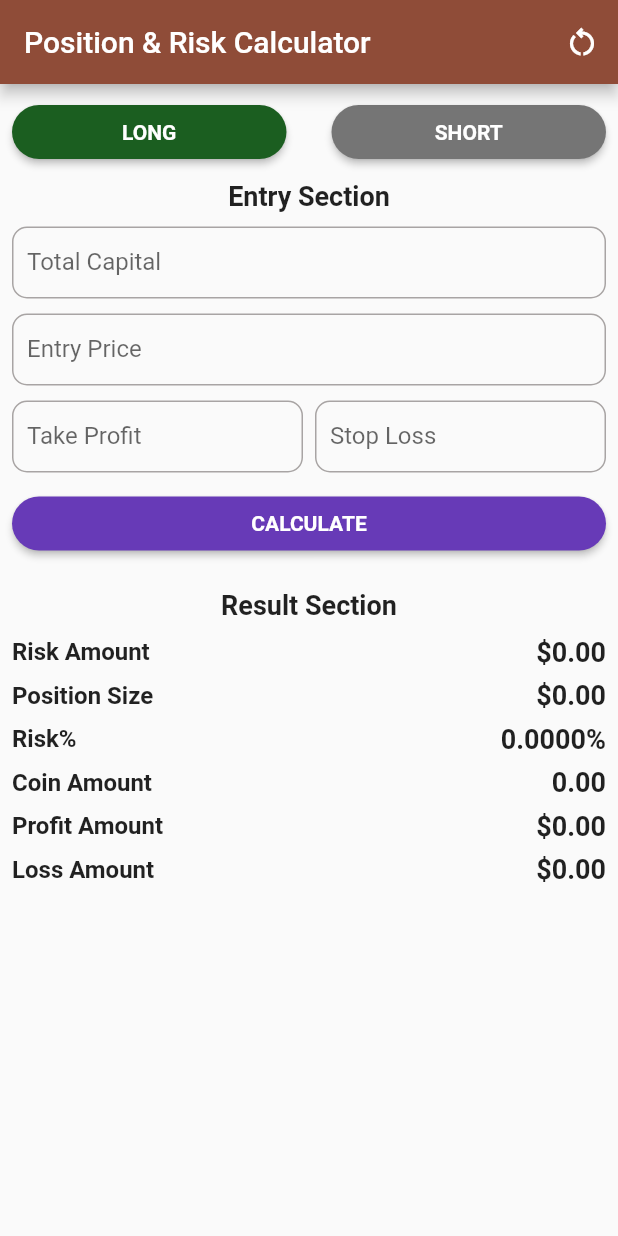
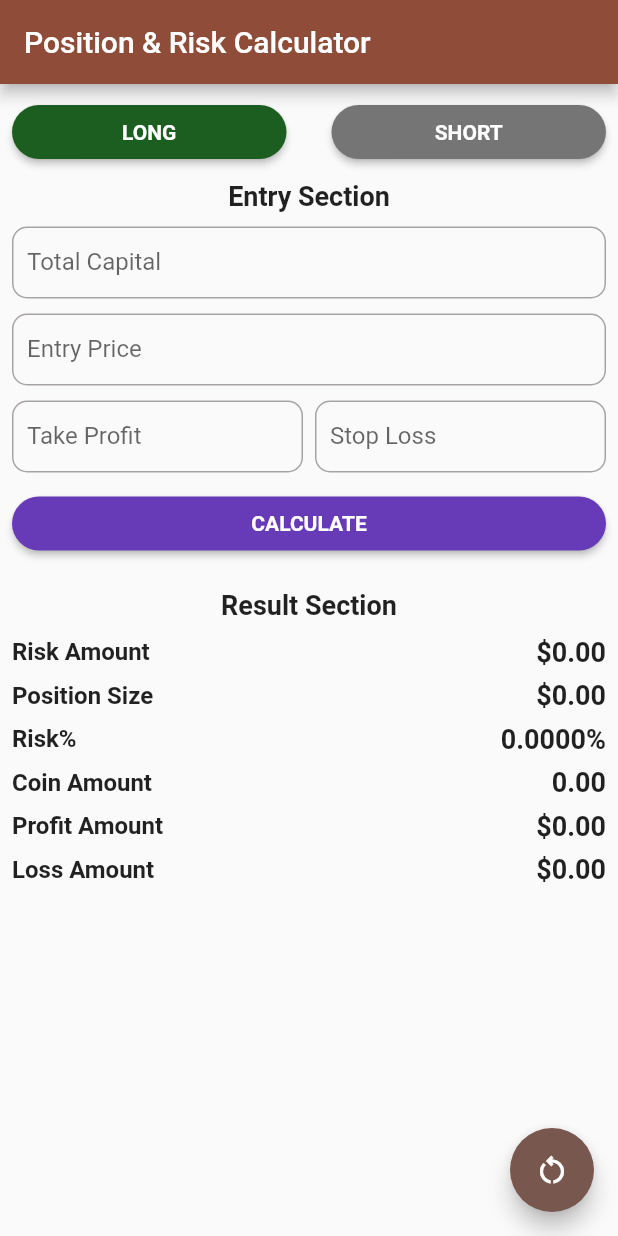
Before and after one commit to amidelu/position-calculator, a Flutter app: the screen it shows after launch, on a phone screen of 412 x 824 dp. Run offline on Flutter 3.47's test engine with Material 2 defaults, Android fonts, the light colour scheme and no system bars; our stand-ins replace get_storage.

Commit message:
floating button added

```diff
--- a/lib/dashboard.dart
+++ b/lib/dashboard.dart
@@ -77,12 +77,6 @@ class _DashboardState extends State<Dashboard> {
     return Scaffold(
       appBar: AppBar(
         title: const Text('Position & Risk Calculator'),
-        actions: [
-          IconButton(
-            onPressed: _resetAllValue,
-            icon: const Icon(Icons.restart_alt_outlined),
-          )
-        ],
       ),
       body: SafeArea(
         child: SingleChildScrollView(
@@ -252,6 +246,12 @@ class _DashboardState extends State<Dashboard> {
           ),
         ),
       ),
+      floatingActionButton: FloatingActionButton(
+        tooltip: 'Reset',
+        onPressed: _resetAllValue,
+        child: const Icon(Icons.restart_alt_outlined),
+      ),
+      resizeToAvoidBottomInset: false,
     );
   }
 }
--- a/lib/widgets/custom_textformfield.dart
+++ b/lib/widgets/custom_textformfield.dart
@@ -24,7 +24,7 @@ class CustomTextFormField extends StatelessWidget {
       textInputAction: isDone ? TextInputAction.done : TextInputAction.next,
       decoration: InputDecoration(
         prefixText: '\$',
-        contentPadding: const EdgeInsets.symmetric(horizontal: 10.0),
+        contentPadding: const EdgeInsets.all(10.0),
         label: Text(label ?? ''),
         border: OutlineInputBorder(
           borderRadius: BorderRadius.circular(10.0),
--- a/pubspec.yaml
+++ b/pubspec.yaml
@@ -4,7 +4,7 @@ description: Cryptocurrency trading risk and position calculator.
 # pub.dev using `flutter pub publish`. This is preferred for private packages.
 publish_to: 'none' # Remove this line if you wish to publish to pub.dev
 
-version: 1.0.0+1
+version: 1.0.0+2
 
 environment:
   sdk: '>=3.0.2 <4.0.0'
```
Also changed, not shown: pubspec.lock.
